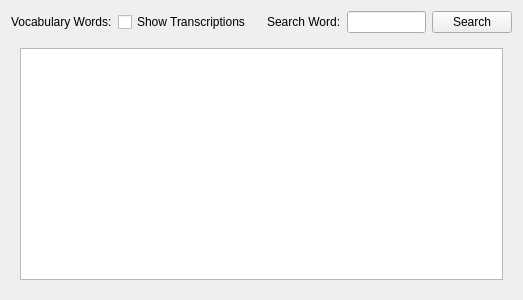
Qt form Forms/VocabularyWordsWidget.ui (iatanasov77/qvocabulary) before a commit.
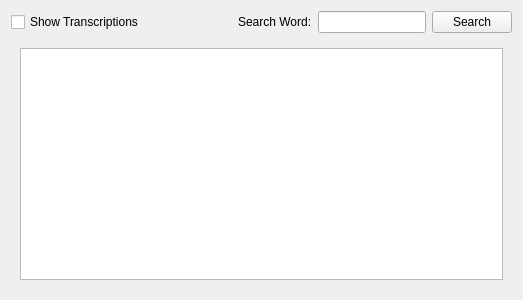
The same form after that commit.

```diff
--- a/Forms/VocabularyWordsWidget.ui
+++ b/Forms/VocabularyWordsWidget.ui
@@ -16,13 +16,6 @@
   <layout class="QVBoxLayout" name="verticalLayout">
    <item>
     <layout class="QHBoxLayout" name="horizontalLayout">
-     <item>
-      <widget class="QLabel" name="label_2">
-       <property name="text">
-        <string>Vocabulary Words:</string>
-       </property>
-      </widget>
-     </item>
      <item>
       <widget class="QCheckBox" name="chkShowTranscriptions">
        <property name="text">
```
